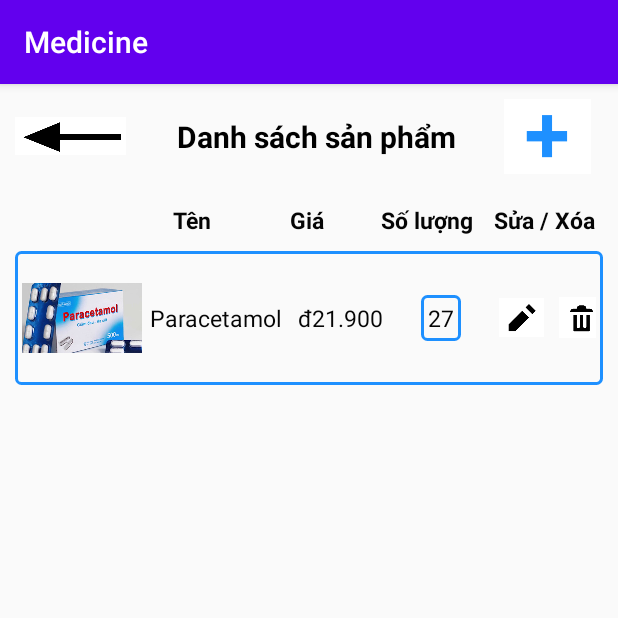
After one commit to ngovantuyen13042003/Group_10_Android, an Android app: the list_product_admin screen opened directly, with no data from a screen before it, on a phone screen of 412 x 824 dp, the top half of it. The commit adds this screen. Run offline under Robolectric (Android 15) with nearby library versions, the phone set to English and light mode, and no system bars.

Commit message:
update 2

```diff
--- a/app/src/main/AndroidManifest.xml
+++ b/app/src/main/AndroidManifest.xml
@@ -13,6 +13,9 @@
         android:supportsRtl="true"
         android:theme="@style/Theme.Medicine"
         tools:targetApi="31">
+        <activity
+            android:name=".list_product_admin"
+            android:exported="false" />
         <activity
             android:name=".cart"
             android:exported="false" />
--- a/app/src/main/java/com/example/medicine/cart.java
+++ b/app/src/main/java/com/example/medicine/cart.java
@@ -17,9 +17,6 @@ public class cart extends AppCompatActivity {
         super.onCreate(savedInstanceState);
         setContentView(R.layout.activity_cart);
 
-        ImageView imageView = findViewById(R.id.cart);
-        imageView.getLayoutParams().width = 50; // Chiều rộng
-        imageView.getLayoutParams().height = 50; // Chiều cao
         tvQuantity = findViewById(R.id.tvQuantity);
         Button btnDecrease = findViewById(R.id.btnDecrease);
         Button btnIncrease = findViewById(R.id.btnIncrease);
--- /dev/null
+++ b/app/src/main/java/com/example/medicine/list_product_admin.java
@@ -0,0 +1,14 @@
+package com.example.medicine;
+
+import androidx.appcompat.app.AppCompatActivity;
+
+import android.os.Bundle;
+
+public class list_product_admin extends AppCompatActivity {
+
+    @Override
+    protected void onCreate(Bundle savedInstanceState) {
+        super.onCreate(savedInstanceState);
+        setContentView(R.layout.activity_list_product_admin);
+    }
+}
--- a/app/src/main/java/com/example/medicine/product.java
+++ b/app/src/main/java/com/example/medicine/product.java
@@ -15,8 +15,7 @@ public class product extends AppCompatActivity {
     protected void onCreate(Bundle savedInstanceState) {
         super.onCreate(savedInstanceState);
         setContentView(R.layout.product);
-        detail1 = findViewById(R.id.productImage);
-        detail2 = findViewById(R.id.productImage2);
+        detail1 = findViewById(R.id.productImage1);
         cart1 = findViewById(R.id.cart);
 
         cart1.setOnClickListener(new View.OnClickListener() {
@@ -33,11 +32,5 @@ public class product extends AppCompatActivity {
             }
         });
 
-        detail2.setOnClickListener(new View.OnClickListener() {
-            @Override
-            public void onClick(View v) {
-                startActivity(new Intent(product.this, product_detail.class));
-            }
-        });
     }
 }
--- a/app/src/main/java/com/example/medicine/product_detail.java
+++ b/app/src/main/java/com/example/medicine/product_detail.java
@@ -13,21 +13,21 @@ import androidx.appcompat.app.AppCompatActivity;
 public class product_detail extends AppCompatActivity {
     private int quantity = 0;
     private TextView tvQuantity, back;
-    TextView cart1;
+    ImageView cart1;
     @Override
     protected void onCreate(Bundle savedInstanceState) {
         super.onCreate(savedInstanceState);
         setContentView(R.layout.activity_product_detail);
-        ImageView imageView = findViewById(R.id.cart);
-        imageView.getLayoutParams().width = 50; // Chiều rộng
-        imageView.getLayoutParams().height = 50; // Chiều cao
+
+
         tvQuantity = findViewById(R.id.tvQuantity);
         Button btnDecrease = findViewById(R.id.btnDecrease);
         Button btnIncrease = findViewById(R.id.btnIncrease);
         back = findViewById(R.id.back_product);
 
 
-        cart1 = findViewById(R.id.cart);
+        cart1 = findViewById(R.id.cart_detail);
+
         cart1.setOnClickListener(new View.OnClickListener() {
             @Override
             public void onClick(View v) {
--- /dev/null
+++ b/app/src/main/res/layout/activity_list_product_admin.xml
@@ -0,0 +1,195 @@
+<?xml version="1.0" encoding="utf-8"?>
+<LinearLayout xmlns:android="http://schemas.android.com/apk/res/android"
+    xmlns:app="http://schemas.android.com/apk/res-auto"
+    xmlns:tools="http://schemas.android.com/tools"
+    android:layout_width="match_parent"
+    android:layout_height="match_parent"
+    android:orientation="vertical"
+    android:layout_margin="10dp"
+    tools:context=".cart">
+
+    <!--    header-->
+    <LinearLayout
+        android:layout_width="match_parent"
+        android:layout_height="50dp"
+        android:orientation="horizontal"
+        android:layout_gravity="center"
+        android:weightSum="4"
+        >
+        <TextView
+            android:id="@+id/back_product"
+            android:layout_width="50dp"
+            android:layout_height="25dp"
+            android:background="@drawable/back_product"
+            android:layout_gravity="center"
+            android:padding="10dp"
+            android:gravity="center"
+            android:layout_weight="1"
+            />
+        <TextView
+            android:layout_weight="2"
+            android:layout_marginLeft="10dp"
+            android:layout_width="wrap_content"
+            android:layout_height="wrap_content"
+            android:text="Danh sách sản phẩm"
+            android:textSize="20sp"
+            android:textColor="#000000"
+            android:textStyle="bold"
+            android:layout_gravity="center"
+            android:gravity="center"
+            />
+
+        <ImageView
+            android:layout_weight="1"
+            android:id="@+id/add_product"
+            android:layout_width="50dp"
+            android:layout_height="50dp"
+            android:layout_gravity="right"
+            android:gravity="right"
+            android:src="@drawable/add_product"
+            />
+
+    </LinearLayout>
+
+    <!--    -->
+    <LinearLayout
+        android:layout_marginTop="20dp"
+        android:weightSum="5"
+        android:layout_width="match_parent"
+        android:layout_height="wrap_content"
+        android:orientation="horizontal"
+        android:layout_gravity="center"
+        >
+        <TextView
+            android:layout_width="match_parent"
+            android:layout_height="wrap_content"
+            android:layout_weight="1"
+            ></TextView>
+        <TextView
+            android:textStyle="bold"
+            android:layout_width="match_parent"
+            android:layout_height="wrap_content"
+            android:text="Tên"
+            android:textSize="15sp"
+            android:textColor="#050505"
+            android:layout_gravity="center"
+            android:gravity="center"
+            android:layout_weight="1"
+            />
+        <TextView
+            android:textStyle="bold"
+            android:layout_width="match_parent"
+            android:layout_height="wrap_content"
+            android:text="Giá "
+            android:textSize="15sp"
+            android:textColor="#050505"
+            android:layout_gravity="center"
+            android:gravity="center"
+            android:layout_weight="1"
+            />
+        <TextView
+            android:textStyle="bold"
+            android:layout_width="match_parent"
+            android:layout_height="wrap_content"
+            android:text="Số lượng"
+            android:textSize="15sp"
+            android:textColor="#050505"
+            android:layout_gravity="center"
+            android:gravity="center"
+            android:layout_weight="1"
+            />
+        <TextView
+            android:textStyle="bold"
+            android:layout_width="match_parent"
+            android:layout_height="wrap_content"
+            android:text="Sửa / Xóa"
+            android:textSize="15sp"
+            android:textColor="#050505"
+            android:layout_gravity="center"
+            android:gravity="center"
+            android:layout_weight="1"
+            />
+    </LinearLayout>
+
+    <!--    list product-->
+    <LinearLayout
+        android:background="@drawable/custom_boder_txt"
+        android:layout_marginTop="10dp"
+        android:layout_width="match_parent"
+        android:layout_height="wrap_content"
+        android:orientation="horizontal"
+        android:layout_gravity="center"
+        >
+
+
+        <ImageView
+            android:layout_width="80dp"
+            android:layout_height="80dp"
+            android:src="@drawable/img_medicine"/>
+
+        <LinearLayout
+            android:layout_marginLeft="5dp"
+            android:layout_width="wrap_content"
+            android:layout_height="wrap_content"
+            android:orientation="horizontal"
+            android:layout_gravity="center"
+            >
+            <TextView
+                android:layout_width="wrap_content"
+                android:layout_height="wrap_content"
+                android:text="Paracetamol"
+                android:textSize="15sp"
+                android:textColor="#050505"
+                android:layout_gravity="center"
+                />
+            <TextView
+                android:layout_marginLeft="10dp"
+                android:layout_width="wrap_content"
+                android:layout_height="wrap_content"
+                android:text="đ21.900"
+                android:textSize="15sp"
+                android:textColor="#050505"
+                android:layout_gravity="center"
+                />
+            <TextView
+                android:layout_marginLeft="25dp"
+                android:layout_width="wrap_content"
+                android:layout_height="wrap_content"
+                android:text="27"
+                android:textSize="15sp"
+                android:textColor="#050505"
+                android:layout_gravity="left"
+                android:background="@drawable/custom_boder_txt"
+                />
+
+            <LinearLayout
+                android:layout_width="match_parent"
+                android:layout_height="wrap_content"
+                android:orientation="horizontal"
+                android:layout_marginLeft="25dp"
+                android:layout_gravity="center">
+                <ImageView
+                    android:layout_width="30dp"
+                    android:layout_height="30dp"
+                    android:src="@drawable/update"
+                    />
+                <ImageView
+                    android:layout_marginLeft="10dp"
+                    android:layout_width="30dp"
+                    android:layout_height="30dp"
+                    android:src="@drawable/delete"
+                    />
+            </LinearLayout>
+
+
+        </LinearLayout>
+
+
+
+    </LinearLayout>
+
+
+
+
+
+</LinearLayout>
--- a/app/src/main/res/layout/activity_product_detail.xml
+++ b/app/src/main/res/layout/activity_product_detail.xml
@@ -82,7 +82,7 @@
                         android:orientation="vertical">
 
                         <ImageView
-                            android:id="@+id/productImage"
+                            android:id="@+id/img_product_detail"
                             android:layout_width="match_parent"
                             android:layout_height="200dp"
                             android:layout_weight="1"
@@ -157,7 +157,7 @@
                             android:gravity="center"
                             >
                             <ImageView
-                                android:id="@+id/cart"
+                                android:id="@+id/cart_detail"
                                 android:layout_width="50dp"
                                 android:layout_height="50dp"
                                 android:gravity="center"
--- a/app/src/main/res/layout/product.xml
+++ b/app/src/main/res/layout/product.xml
@@ -71,7 +71,7 @@
                         android:orientation="vertical">
 
                         <ImageView
-                            android:id="@+id/productImage"
+                            android:id="@+id/productImage1"
                             android:layout_width="match_parent"
                             android:layout_height="120dp"
                             android:layout_weight="1"
@@ -185,7 +185,7 @@
                             android:orientation="horizontal"
                             >
                             <TextView
-                                android:id="@+id/cart"
+                                android:id="@+id/cart1"
                                 android:layout_width="wrap_content"
                                 android:layout_height="wrap_content"
                                 android:background="@drawable/icon_cart_size"
```
Also changed, not shown: app/src/main/res/drawable-v24/add_product.png (added), app/src/main/res/drawable-v24/delete.png (added), app/src/main/res/drawable-v24/update.png (added).
